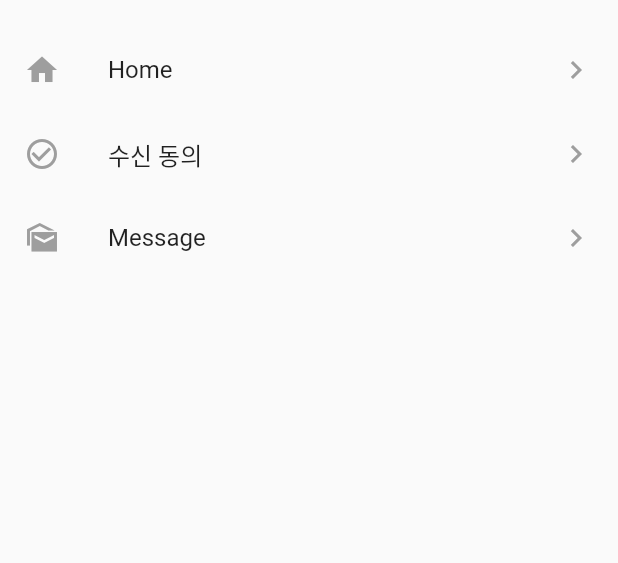
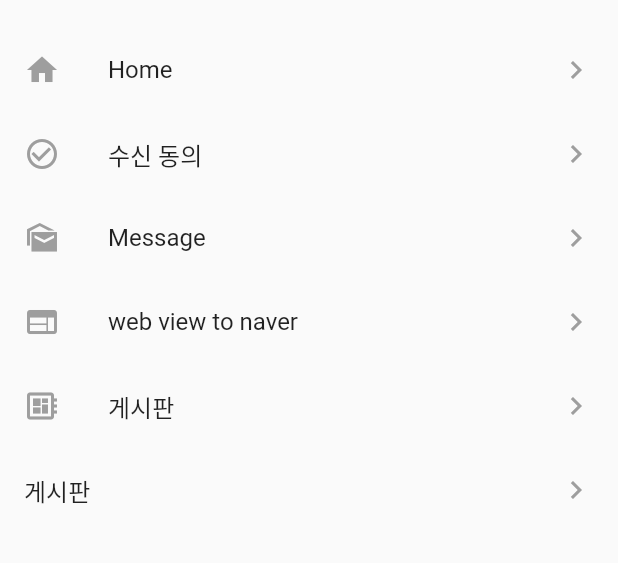
Before and after one commit to rudgus327/fcm_test02, a Flutter app: the MainCommon widget shown alone on an empty page, opened directly, on a phone screen of 412 x 824 dp, the part 56-619 px from its top. Run offline on Flutter 3.47's test engine with Material 2 defaults, Android fonts, the phone set to English and light mode, and no system bars; our stand-ins replace firebase_core, firebase_messaging, flutter_local_notifications, sqflite, webview_flutter; accounts and stored records are empty.

Commit message:
add webview

```diff
--- a/lib/body/message_page.dart
+++ b/lib/body/message_page.dart
@@ -1,8 +1,6 @@
 import 'package:fcm_test02/db/db_helper/message_helper.dart';
 import 'package:fcm_test02/db/message_model.dart';
 import 'package:flutter/material.dart';
-
-import '../header/NavigatorUtil.dart';
 
 class MessagePage extends StatefulWidget {
   const MessagePage({super.key});
--- a/lib/header/Headers.dart
+++ b/lib/header/Headers.dart
@@ -1,8 +1,11 @@
 import 'package:flutter/material.dart';
 
 import '../body/ReceiveAgreement.dart';
+import '../body/dashboard.dart';
 import '../body/message_page.dart';
 import '../body/myHomePage.dart';
+import '../body/webViewMainPage.dart';
+import '../body/webviewNaverPage.dart';
 import 'NavigatorUtil.dart';
 
 class MainTitle{
@@ -17,10 +20,13 @@ class MainCommon extends StatelessWidget {
   Widget build(BuildContext context) {
 
     List<Map<String,dynamic>> menuList = [
-      {'icons':null,'title':homeTitle,'targetClass':null,'mainTitle': true}
-      ,{'icons':Icon(Icons.home),'title':'Home','targetClass':MyHomePage()}
-      ,{'icons':Icon(Icons.check_circle_outline),'title':'수신 동의','targetClass':ReceiveAgreement()}
-      ,{'icons':Icon(Icons.mark_as_unread_sharp),'title':'Message','targetClass':MessagePage()}
+      {'icons':null,'title':homeTitle,'targetClass':const MyHomePage(),'mainTitle': true}
+      ,{'icons':const Icon(Icons.home),'title':'Home','targetClass':const MyHomePage()}
+      ,{'icons':const Icon(Icons.check_circle_outline),'title':'수신 동의','targetClass':const ReceiveAgreement()}
+      ,{'icons':const Icon(Icons.mark_as_unread_sharp),'title':'Message','targetClass':const MessagePage()}
+      ,{'icons':const Icon(Icons.web),'title':'web view to naver','targetClass':const WebviewNaverPage()}
+      ,{'icons':const Icon(Icons.developer_board),'title':'게시판','targetClass':const CRUDDashboard()}
+      ,{'icons':null,'title':'게시판','targetClass':const MainPage()}
 
     ];
 
--- a/pubspec.yaml
+++ b/pubspec.yaml
@@ -37,6 +37,9 @@ dependencies:
   firebase_messaging: 14.6.5
   flutter_local_notifications: 15.1.0
   firebase_core: 2.15.0
+  webview_flutter: 3.0.4 # 3.0.4까지만 WebView() 위젯 지원
+#  webview_flutter_android: 3.9.3
+#  webview_flutter_wkwebview: 3.7.3
 
 
 
@@ -46,6 +49,7 @@ dependencies:
   http: ^1.1.0
   get: ^4.6.5
   intl: ^0.18.1
+
 
 dev_dependencies:
   flutter_test:
```
Also changed, not shown: lib/body/dashboard.dart (added, +10 -0 lines), lib/body/webViewMainPage.dart (added, +30 -0 lines), lib/body/webViewPage.dart (added, +51 -0 lines), lib/body/webviewNaverPage.dart (added, +20 -0 lines), pubspec.lock, 2 other files.
